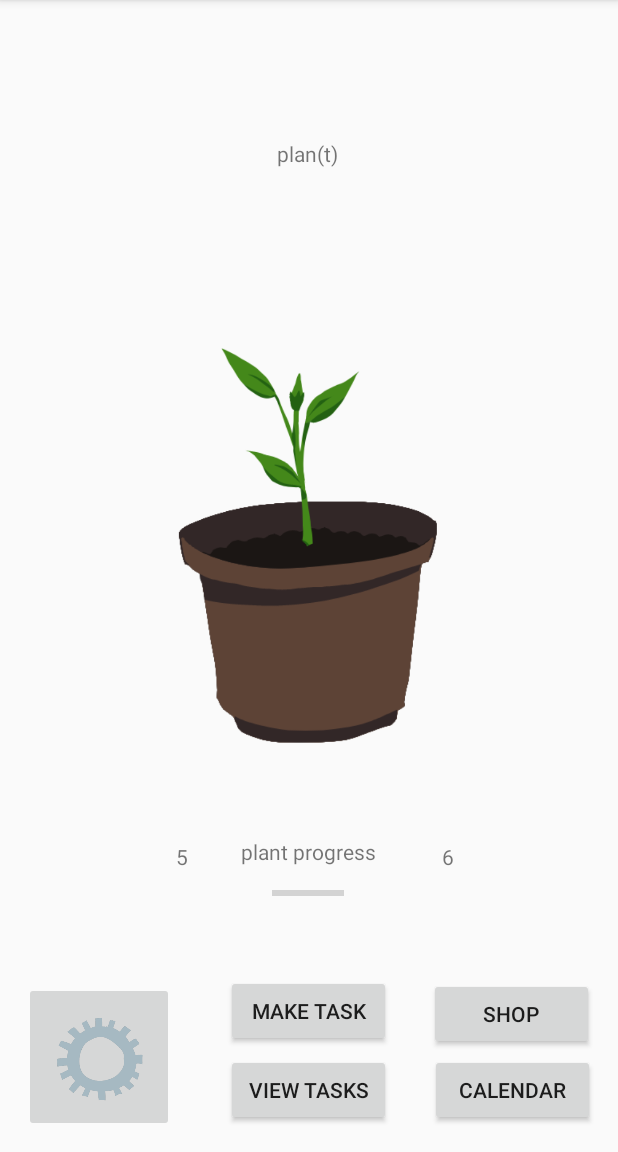
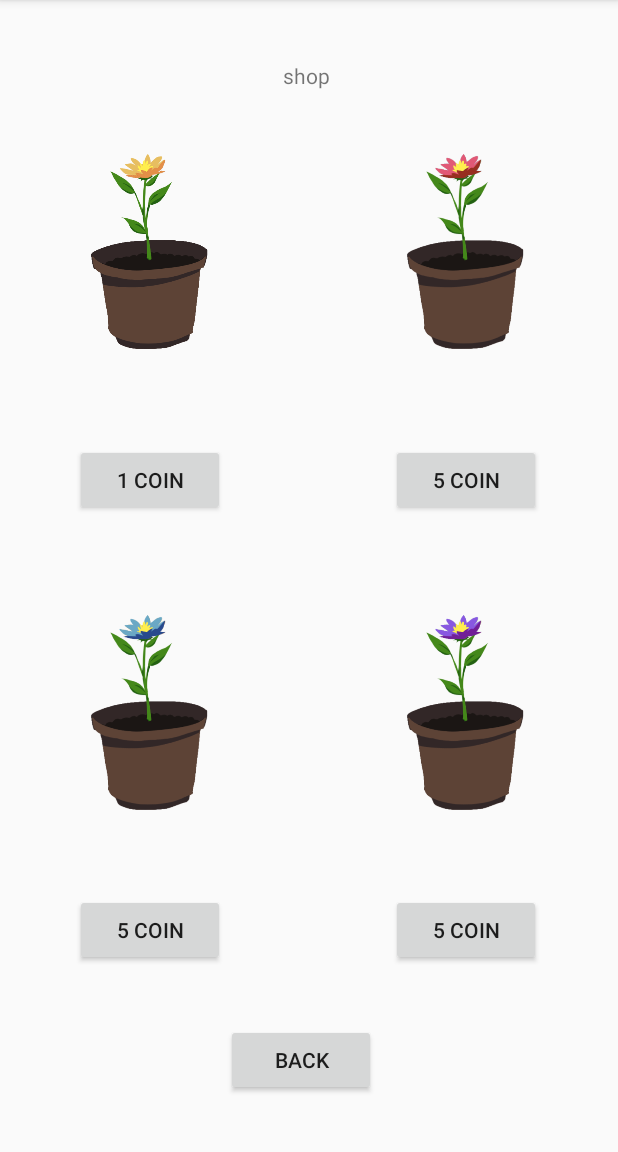
Before and after one commit to rainacao/cmd-f-2020new, an Android app: the screen it shows after launch (MainActivity before the commit, ShopActivity after it), after a tap on "SHOP", on a phone screen of 412 x 824 dp, the part 84-1236 px from its top. Run offline under Robolectric (Android 15) with nearby library versions, the phone set to English and light mode, and no system bars.

Commit message:
SHOP BASICALLY WORKS this is our devpost copy

```diff
--- a/app/src/main/AndroidManifest.xml
+++ b/app/src/main/AndroidManifest.xml
@@ -19,6 +19,7 @@
             </intent-filter>
         </activity>
         <activity android:name=".MyApp"></activity>
+        <activity android:name=".ShopActivity"></activity>
         <activity android:name=".SettingsActivity"></activity>
         <activity android:name=".CalendarActivity"
             android:label="@string/app_name">
--- a/app/src/main/res/layout/activity_main.xml
+++ b/app/src/main/res/layout/activity_main.xml
@@ -97,17 +97,17 @@
         app:srcCompat="@drawable/gear_img" />
 
     <Button
-        android:id="@+id/ShopButton"
+        android:id="@+id/shopButton"
         android:layout_width="110dp"
         android:layout_height="wrap_content"
         android:onClick="goToShop"
-        android:text="shop"
+        android:text="@string/shop"
         app:layout_constraintBottom_toBottomOf="parent"
         app:layout_constraintEnd_toEndOf="parent"
-        app:layout_constraintHorizontal_bias="0.946"
+        app:layout_constraintHorizontal_bias="0.95"
         app:layout_constraintStart_toStartOf="parent"
         app:layout_constraintTop_toTopOf="parent"
-        app:layout_constraintVertical_bias="0.906" />
+        app:layout_constraintVertical_bias="0.903" />
 
     <Button
         android:id="@+id/calendarButton"
--- a/app/src/main/res/layout/activity_shop.xml
+++ b/app/src/main/res/layout/activity_shop.xml
@@ -16,7 +16,7 @@
         app:layout_constraintEnd_toEndOf="parent"
         app:layout_constraintStart_toStartOf="parent"
         app:layout_constraintTop_toTopOf="parent"
-        app:layout_constraintVertical_bias="0.023" />
+        app:layout_constraintVertical_bias="0.056" />
 
     <ImageView
         android:id="@+id/plantImg"
@@ -75,7 +75,7 @@
         android:layout_width="100dp"
         android:layout_height="wrap_content"
         android:onClick="goBuyFlower"
-        android:text="1 coin"
+        android:text="@string/_1_coin"
         app:layout_constraintBottom_toBottomOf="parent"
         app:layout_constraintEnd_toEndOf="parent"
         app:layout_constraintHorizontal_bias="0.16"
@@ -88,7 +88,7 @@
         android:layout_width="100dp"
         android:layout_height="wrap_content"
         android:onClick="goBuyFlower"
-        android:text="5 coin"
+        android:text="@string/_5_coin"
         app:layout_constraintBottom_toBottomOf="parent"
         app:layout_constraintEnd_toEndOf="parent"
         app:layout_constraintHorizontal_bias="0.836"
@@ -101,7 +101,7 @@
         android:layout_width="100dp"
         android:layout_height="wrap_content"
         android:onClick="goBuyFlower"
-        android:text="5 coin"
+        android:text="@string/_5_coin"
         app:layout_constraintBottom_toBottomOf="parent"
         app:layout_constraintEnd_toEndOf="parent"
         app:layout_constraintHorizontal_bias="0.836"
@@ -114,7 +114,7 @@
         android:layout_width="100dp"
         android:layout_height="wrap_content"
         android:onClick="goBuyFlower"
-        android:text="5 coin"
+        android:text="@string/_5_coin"
         app:layout_constraintBottom_toBottomOf="parent"
         app:layout_constraintEnd_toEndOf="parent"
         app:layout_constraintHorizontal_bias="0.16"
@@ -127,12 +127,12 @@
         android:layout_width="100dp"
         android:layout_height="wrap_content"
         android:onClick="goToPlant"
-        android:text="back"
+        android:text="@string/back"
         app:layout_constraintBottom_toBottomOf="parent"
         app:layout_constraintEnd_toEndOf="parent"
-        app:layout_constraintHorizontal_bias="0.498"
+        app:layout_constraintHorizontal_bias="0.482"
         app:layout_constraintStart_toStartOf="parent"
         app:layout_constraintTop_toTopOf="parent"
-        app:layout_constraintVertical_bias="0.976" />
+        app:layout_constraintVertical_bias="0.948" />
 
 </androidx.constraintlayout.widget.ConstraintLayout>
--- a/app/src/main/res/values/strings.xml
+++ b/app/src/main/res/values/strings.xml
@@ -32,5 +32,9 @@
     <string name="mark_as_complete">mark as complete</string>
     <string name="add_task">add task</string>
     <string name="view_today_s_tasks">View Today\'s Tasks</string>
+    <string name="shop">shop</string>
+    <string name="back">back</string>
+    <string name="_5_coin">5 coin</string>
+    <string name="_1_coin">1 coin</string>
 
 </resources>
```
Also changed, not shown: app/src/main/java/com/example/cmdf2020new/ShopActivity.java (+6 -5 lines).
